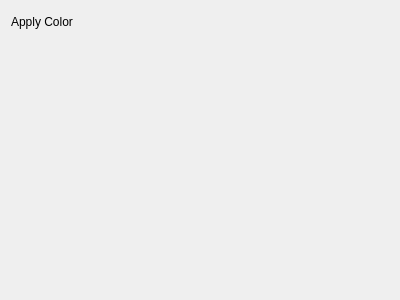
Old version of the form avogadro/qtplugins/selectiontool/selectiontoolwidget.ui in the repository OpenChemistry/avogadrolibs.
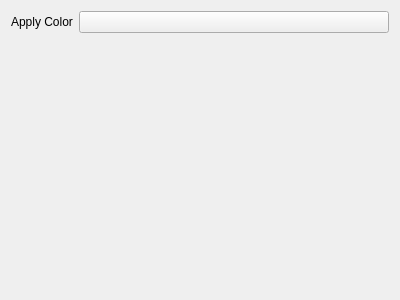
New version of the form.

Commit message: apply color button more visible

What changed in the file:
```diff
--- a/avogadro/qtplugins/selectiontool/selectiontoolwidget.ui
+++ b/avogadro/qtplugins/selectiontool/selectiontoolwidget.ui
@@ -29,9 +29,6 @@
      <property name="text">
       <string/>
      </property>
-     <property name="flat">
-      <bool>true</bool>
-     </property>
     </widget>
    </item>
   </layout>
```
